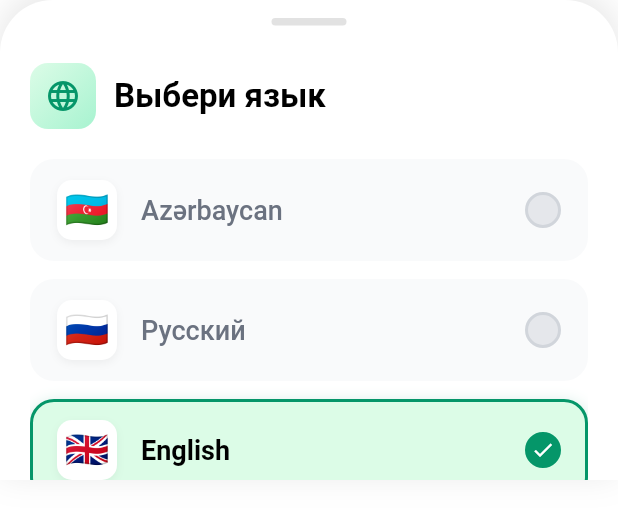
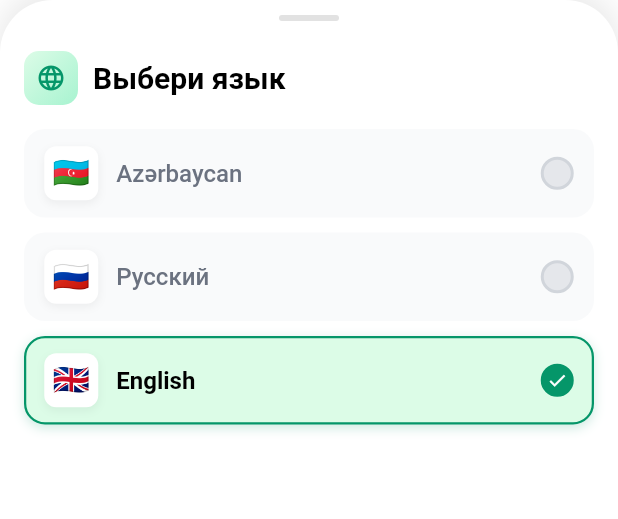
Before and after one commit to Mehdi1987bk/wawat, a Flutter app: the LocalizationPopUp widget shown alone on an empty page, opened directly with empty values, on a phone screen of 412 x 824 dp. Shown: the top 519 px of the screen. Run offline on Flutter 3.47's test engine with Material 3 defaults, Android fonts, the phone set to English and light mode, and no system bars; our stand-ins replace cached_network_image, dio, dropdown_button2, expandable, file_picker, flutter_local_notifications and 9 more; missing offline and left inert: flutter_downloader, pusher_channels_flutter; accounts and stored records are empty; generated files the repository leaves out were written again.

Commit message:
add localization

```diff
--- a/lib/screens/home/tabs/profile_tab/widgte/localization_pop_up.dart
+++ b/lib/screens/home/tabs/profile_tab/widgte/localization_pop_up.dart
@@ -35,7 +35,7 @@ class _LocalizationPopUpState extends State<LocalizationPopUp> {
 
         return AnimatedContainer(
           duration: const Duration(milliseconds: 300),
-          height: 320,
+          height: 420,  // Увеличена высота с 320 до 420
           decoration: BoxDecoration(
             color: isDark ? const Color(0xFF1E1E1E) : Colors.white,
             borderRadius: const BorderRadius.only(
@@ -51,16 +51,16 @@ class _LocalizationPopUpState extends State<LocalizationPopUp> {
             ],
           ),
           child: Padding(
-            padding: const EdgeInsets.only(left: 20, right: 20),
+            padding: const EdgeInsets.only(left: 16, right: 16),  // Уменьшены отступы
             child: Column(
               crossAxisAlignment: CrossAxisAlignment.start,
               children: [
                 // Индикатор свайпа
                 Center(
                   child: Container(
-                    margin: const EdgeInsets.only(top: 12),
-                    height: 5,
-                    width: 50,
+                    margin: const EdgeInsets.only(top: 10),
+                    height: 4,  // Уменьшена высота
+                    width: 40,  // Уменьшена ширина
                     decoration: BoxDecoration(
                       color: isDark
                           ? Colors.white.withOpacity(0.3)
@@ -72,11 +72,11 @@ class _LocalizationPopUpState extends State<LocalizationPopUp> {
 
                 // Заголовок
                 Container(
-                  margin: const EdgeInsets.only(top: 25, bottom: 20),
+                  margin: const EdgeInsets.only(top: 20, bottom: 16),  // Уменьшены отступы
                   child: Row(
                     children: [
                       Container(
-                        padding: const EdgeInsets.all(10),
+                        padding: const EdgeInsets.all(8),  // Уменьшен padding
                         decoration: BoxDecoration(
                           gradient: LinearGradient(
                             colors: isDark
@@ -91,21 +91,21 @@ class _LocalizationPopUpState extends State<LocalizationPopUp> {
                             begin: Alignment.topLeft,
                             end: Alignment.bottomRight,
                           ),
-                          borderRadius: BorderRadius.circular(12),
+                          borderRadius: BorderRadius.circular(10),  // Уменьшен радиус
                         ),
                         child: Icon(
                           Icons.language,
                           color: isDark
                               ? const Color(0xFF10B981)
                               : const Color(0xFF059669),
-                          size: 24,
+                          size: 20,  // Уменьшен размер иконки
                         ),
                       ),
-                      const SizedBox(width: 12),
+                      const SizedBox(width: 10),  // Уменьшен отступ
                       AnimatedDefaultTextStyle(
                         duration: const Duration(milliseconds: 300),
                         style: TextStyle(
-                          fontSize: 22,
+                          fontSize: 20,  // Уменьшен размер шрифта
                           fontWeight: FontWeight.w600,
                           color: isDark ? Colors.white : const Color(0xFF000000),
                         ),
@@ -126,10 +126,10 @@ class _LocalizationPopUpState extends State<LocalizationPopUp> {
                         onTap: () => onChanged(e),
                         child: AnimatedContainer(
                           duration: const Duration(milliseconds: 200),
-                          margin: const EdgeInsets.only(bottom: 12),
+                          margin: const EdgeInsets.only(bottom: 10),  // Уменьшен отступ
                           padding: const EdgeInsets.symmetric(
-                            horizontal: 16,
-                            vertical: 12,
+                            horizontal: 12,  // Уменьшен padding
+                            vertical: 10,    // Уменьшен padding
                           ),
                           decoration: BoxDecoration(
                             color: isSelected
@@ -139,14 +139,14 @@ class _LocalizationPopUpState extends State<LocalizationPopUp> {
                                 : (isDark
                                 ? const Color(0xFF2A2A2A)
                                 : const Color(0xFFF9FAFB)),
-                            borderRadius: BorderRadius.circular(16),
+                            borderRadius: BorderRadius.circular(14),  // Уменьшен радиус
                             border: Border.all(
                               color: isSelected
                                   ? (isDark
                                   ? const Color(0xFF10B981)
                                   : const Color(0xFF059669))
                                   : Colors.transparent,
-                              width: 2,
+                              width: 1.5,  // Уменьшена ширина границы
                             ),
                             boxShadow: isSelected
                                 ? [
@@ -155,7 +155,7 @@ class _LocalizationPopUpState extends State<LocalizationPopUp> {
                                     ? const Color(0xFF10B981)
                                     : const Color(0xFF059669))
                                     .withOpacity(0.2),
-                                blurRadius: 8,
+                                blurRadius: 6,  // Уменьшен blur
                                 offset: const Offset(0, 2),
                               ),
                             ]
@@ -165,13 +165,13 @@ class _LocalizationPopUpState extends State<LocalizationPopUp> {
                             children: [
                               // Флаг
                               Container(
-                                width: 40,
-                                height: 40,
+                                width: 36,  // Уменьшен размер
+                                height: 36,  // Уменьшен размер
                                 decoration: BoxDecoration(
                                   color: isDark
                                       ? Colors.white.withOpacity(0.1)
                                       : Colors.white,
-                                  borderRadius: BorderRadius.circular(10),
+                                  borderRadius: BorderRadius.circular(8),  // Уменьшен радиус
                                   boxShadow: [
                                     BoxShadow(
                                       color: Colors.black.withOpacity(0.05),
@@ -183,17 +183,17 @@ class _LocalizationPopUpState extends State<LocalizationPopUp> {
                                 alignment: Alignment.center,
                                 child: Text(
                                   e.image,
-                                  style: const TextStyle(fontSize: 24),
+                                  style: const TextStyle(fontSize: 20),  // Уменьшен размер эмодзи
                                 ),
                               ),
-                              const SizedBox(width: 16),
+                              const SizedBox(width: 12),  // Уменьшен отступ
 
                               // Название языка
                               Expanded(
                                 child: AnimatedDefaultTextStyle(
                                   duration: const Duration(milliseconds: 200),
                                   style: TextStyle(
-                                    fontSize: 18,
+                                    fontSize: 16,  // Уменьшен размер шрифта
                                     fontWeight: isSelected
                                         ? FontWeight.w600
                                         : FontWeight.w500,
@@ -212,8 +212,8 @@ class _LocalizationPopUpState extends State<LocalizationPopUp> {
                               // Чекбокс/индикатор
                               AnimatedContainer(
                                 duration: const Duration(milliseconds: 200),
-                                width: 24,
-                                height: 24,
+                                width: 22,  // Уменьшен размер
+                                height: 22,  // Уменьшен размер
                                 decoration: BoxDecoration(
                                   shape: BoxShape.circle,
                                   color: isSelected
@@ -237,7 +237,7 @@ class _LocalizationPopUpState extends State<LocalizationPopUp> {
                                 child: isSelected
                                     ? const Icon(
                                   Icons.check,
-                                  size: 16,
+                                  size: 14,  // Уменьшен размер иконки
                                   color: Colors.white,
                                 )
                                     : null,
@@ -249,6 +249,7 @@ class _LocalizationPopUpState extends State<LocalizationPopUp> {
                     }).toList(),
                   ),
                 ),
+                const SizedBox(height: 16),  // Добавлен отступ снизу
               ],
             ),
           ),
```
